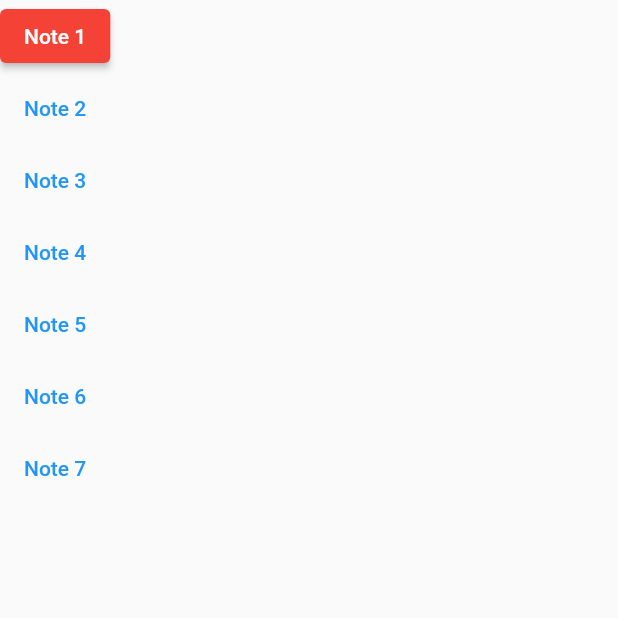
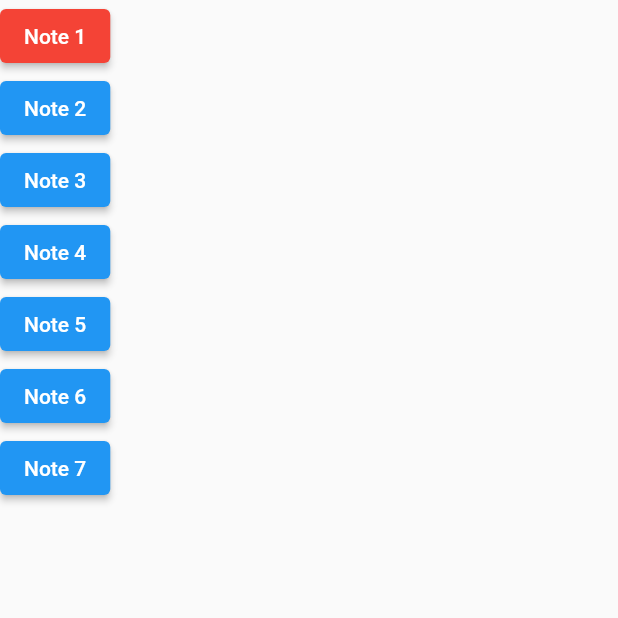
Before and after one commit to thomHayner/flutter_learn_xylophone_app, a Flutter app: the screen it shows after launch, on a phone screen of 412 x 824 dp, the top half of it. Run offline on Flutter 3.47's test engine with Material 2 defaults, Android fonts, the phone set to English and light mode, and no system bars; our stand-ins replace audioplayers.

Commit message:
change Text Buttons to ElevatedButtons

```diff
--- a/lib/main.dart
+++ b/lib/main.dart
@@ -22,42 +22,42 @@ class XylophoneApp extends StatelessWidget {
                     player.play('note1.wav');
                   },
                 ),
-                TextButton(
+                ElevatedButton(
                   child: Text('Note 2'),
                   onPressed: () {
                     final player = AudioCache();
                     player.play('note2.wav');
                   },
                 ),
-                TextButton(
+                ElevatedButton(
                   child: Text('Note 3'),
                   onPressed: () {
                     final player = AudioCache();
                     player.play('note3.wav');
                   },
                 ),
-                TextButton(
+                ElevatedButton(
                   child: Text('Note 4'),
                   onPressed: () {
                     final player = AudioCache();
                     player.play('note4.wav');
                   },
                 ),
-                TextButton(
+                ElevatedButton(
                   child: Text('Note 5'),
                   onPressed: () {
                     final player = AudioCache();
                     player.play('note5.wav');
                   },
                 ),
-                TextButton(
+                ElevatedButton(
                   child: Text('Note 6'),
                   onPressed: () {
                     final player = AudioCache();
                     player.play('note6.wav');
                   },
                 ),
-                TextButton(
+                ElevatedButton(
                   child: Text('Note 7'),
                   onPressed: () {
                     final player = AudioCache();
```
